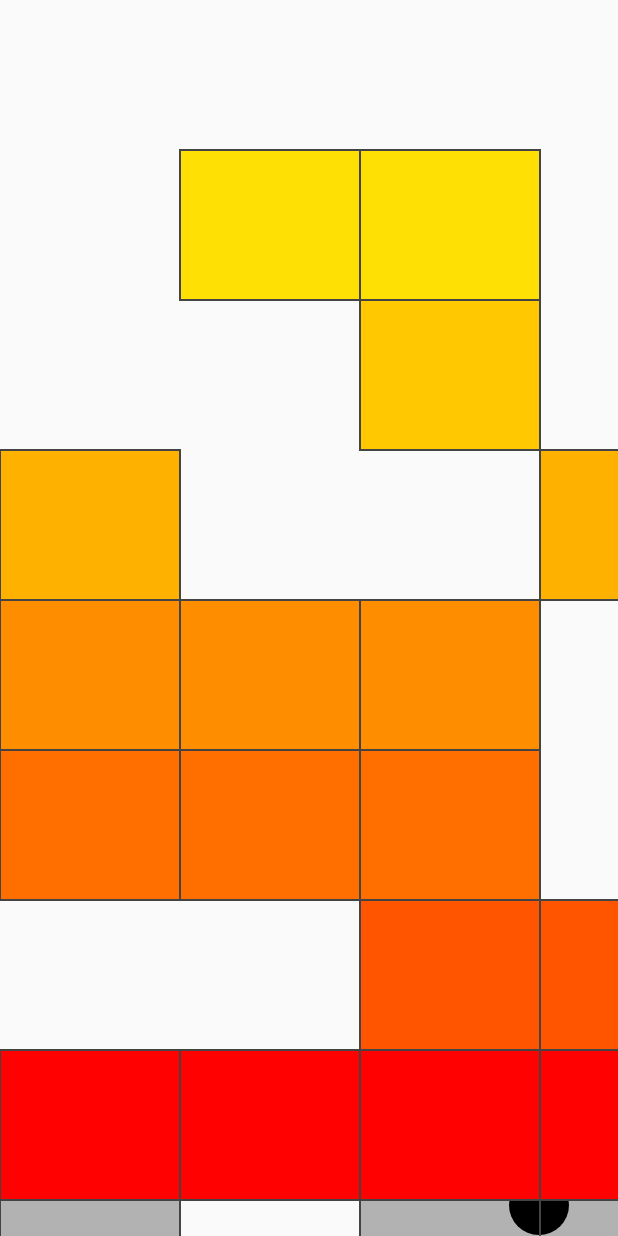
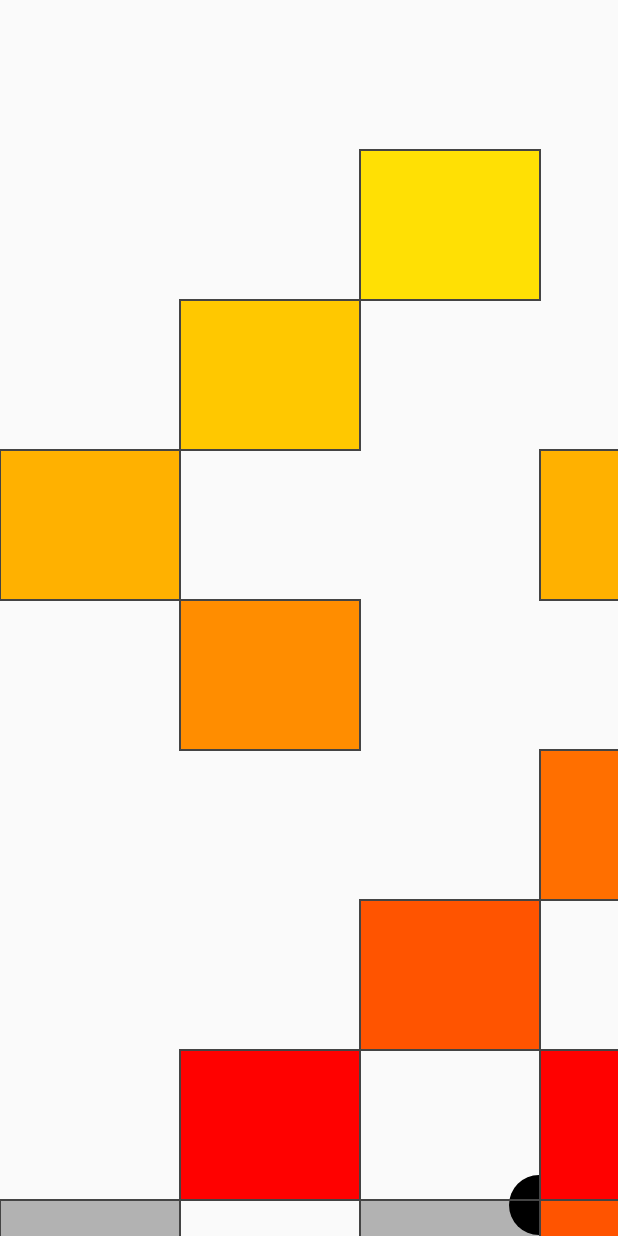
Before and after one commit to leewonse/MobileAppProgrammingProject, an Android app: the screen it shows after launch (MainActivity), on a phone screen of 412 x 824 dp. Run offline under Robolectric (Android 15) with nearby library versions, the phone set to English and light mode, and no system bars.

Commit message:
blockComplete

```diff
--- a/app/src/main/java/com/example/administrator/androidprogramming_project_smartmenu/GraphicsView.java
+++ b/app/src/main/java/com/example/administrator/androidprogramming_project_smartmenu/GraphicsView.java
@@ -96,8 +96,8 @@ public class GraphicsView extends View{
                     canvas.drawLine(downPositionX,downPositionY,movePositionX,movePositionY,dotLine);
                 }
                 if(shoot_Ready==true){
-                    ballSpeedX = (float)((upPositionX-downPositionX)/Math.sqrt(Math.pow((Math.pow(upPositionX,2)-Math.pow(downPositionX,2)),2)+Math.pow((Math.pow(upPositionY,2)-Math.pow(downPositionY,2)),2)))*70000;
-                    ballSpeedY = (float)((upPositionY-downPositionY)/Math.sqrt(Math.pow((Math.pow(upPositionX,2)-Math.pow(downPositionX,2)),2)+Math.pow((Math.pow(upPositionY,2)-Math.pow(downPositionY,2)),2)))*70000;
+                    ballSpeedX = (float)((upPositionX-downPositionX)/Math.sqrt(Math.pow((Math.pow(upPositionX,2)-Math.pow(downPositionX,2)),2)+Math.pow((Math.pow(upPositionY,2)-Math.pow(downPositionY,2)),2)))*30000;
+                    ballSpeedY = (float)((upPositionY-downPositionY)/Math.sqrt(Math.pow((Math.pow(upPositionX,2)-Math.pow(downPositionX,2)),2)+Math.pow((Math.pow(upPositionY,2)-Math.pow(downPositionY,2)),2)))*30000;
                     shoot_Ready=false;
                 }
             }
@@ -108,13 +108,81 @@ public class GraphicsView extends View{
 
             update();
 
+            collisionDetection();
+
             invalidate();
         }
 
+    private void collisionDetection() {
+        for(int i=0;i<block.size();i++){
+            if((ballX+ballRadius<=block.get(i).rectX+20) && (ballY>=block.get(i).rectY && ballY<=block.get(i).rectY+block.get(i).height)){
+                if((ballX+ballRadius >= block.get(i).rectX && ballX+ballRadius<=block.get(i).rectX+20) && (ballY>=block.get(i).rectY && ballY<=block.get(i).rectY+block.get(i).height)) {       //왼쪽 충돌
+                    ballSpeedX = -ballSpeedX;
+                    ballX = block.get(i).rectX-ballRadius;
+                    afterCollision(i);
+                }
+            }
+            else if((ballX-ballRadius >= block.get(i).rectX + block.get(i).width-20) && (ballY>=block.get(i).rectY && ballY<=block.get(i).rectY+block.get(i).height)){
+                if((ballX-ballRadius >= block.get(i).rectX + block.get(i).width-20 && ballX-ballRadius <= block.get(i).rectX + block.get(i).width) && (ballY>=block.get(i).rectY && ballY<=block.get(i).rectY+block.get(i).height)){    //오른쪽 충돌
+                    ballSpeedX = -ballSpeedX;
+                    ballX = block.get(i).rectX + block.get(i).width + ballRadius;
+                    afterCollision(i);
+                }
+            }
+            else if((ballX >= block.get(i).rectX && ballX <=block.get(i).rectX+block.get(i).width) && (ballY+ballRadius <= block.get(i).rectY+20)){
+                if((ballX >= block.get(i).rectX && ballX <=block.get(i).rectX+block.get(i).width) && (ballY+ballRadius <= block.get(i).rectY+20 && ballY+ballRadius >= block.get(i).rectY)){     //윗쪽 충돌
+                    ballSpeedY = -ballSpeedY;
+                    ballY = block.get(i).rectY - ballRadius;
+                    afterCollision(i);
+                }
+            }
+            else if((ballX >= block.get(i).rectX && ballX <=block.get(i).rectX+block.get(i).width) && (ballY-ballRadius >= block.get(i).rectY + block.get(i).height - 20)){
+                if((ballX >= block.get(i).rectX && ballX <=block.get(i).rectX+block.get(i).width) && (ballY-ballRadius>=block.get(i).rectY+block.get(i).height-20 && ballY-ballRadius<=block.get(i).rectY+block.get(i).height)){     //아래쪽 충돌
+                    ballSpeedY = -ballSpeedY;
+                    ballY = block.get(i).rectY+block.get(i).height + ballRadius;
+                    afterCollision(i);
+                }
+            }
+            else if(ballX<block.get(i).rectX && ballY<block.get(i).rectY){
+                if(Math.pow(block.get(i).rectX-ballX,2)+Math.pow(block.get(i).rectY-ballY,2)<=900){        //2사분면
+                ballSpeedY = -ballSpeedY;
+                ballSpeedX = -ballSpeedX;
+                afterCollision(i);
+            }}
+            else if(ballX>block.get(i).rectX + block.get(i).width && ballY<block.get(i).rectY){
+                if(Math.pow(block.get(i).rectX + block.get(i).width - ballX,2)+Math.pow(block.get(i).rectY - ballY,2)<=900){       //1사분면
+                ballSpeedY = -ballSpeedY;
+                ballSpeedX = -ballSpeedX;
+                afterCollision(i);
+            }}
+            else if(ballX<block.get(i).rectX && ballY>block.get(i).rectY+block.get(i).height){
+                if(Math.pow(block.get(i).rectX-ballX,2)+Math.pow(block.get(i).rectY+block.get(i).height-ballY,2)<=900){          //3사분면
+                ballSpeedY = -ballSpeedY;
+                ballSpeedX = -ballSpeedX;
+                afterCollision(i);
+            }}
+            else if(ballX>block.get(i).rectX + block.get(i).width && ballY>block.get(i).rectY+block.get(i).height){
+                if(Math.pow(block.get(i).rectX + block.get(i).width - ballX,2)+Math.pow(block.get(i).rectY + block.get(i).height-ballY,2)<=900){       //4사분면
+                ballSpeedY = -ballSpeedY;
+                ballSpeedX = -ballSpeedX;
+                afterCollision(i);
+            }}
+        }
+
+    }
+
+    public void afterCollision(int number){
+        if(block.get(number).getColorNumber()==0 || block.get(number).getColorNumber()==1){
+            block.remove(number);
+        }
+        else{
+            block.get(number).reduceColor();
+        }
+    }
 
 
-        public void addBlock(){
-            int random = (int)(Math.random()*4+2);
+    public void addBlock(){
+            int random = (int)(Math.random()*3+1);
             int r_remove;
             ArrayList<Integer> location = new ArrayList<Integer>();
             location.add(0);
--- a/app/src/main/java/com/example/administrator/androidprogramming_project_smartmenu/brick.java
+++ b/app/src/main/java/com/example/administrator/androidprogramming_project_smartmenu/brick.java
@@ -15,8 +15,8 @@ public class brick {
 
     private RectF block;
     private Paint paint;
-    private float rectX;
-    private float rectY;
+    public float rectX;
+    public float rectY;
     public int hit_number = 0;
 
     private Integer[] colorArray = {Color.parseColor("#FFFFE004"), Color.parseColor("#FFFFC800"), Color.parseColor("#FFFFB100"), Color.parseColor("#FFFF8D00"),
@@ -53,6 +53,10 @@ public class brick {
 
     public void reduceColor() {
         colorNumber--;
+        colorNumber--;
+        if(colorNumber<0){
+            colorNumber=0;
+        }
     }
 
     public int getColorNumber() {
@@ -63,14 +67,4 @@ public class brick {
         rectY += 150;
     }
 
-    public void moveWithCollisionDetection(float BallX, float BallY) {
-        //if ((Math.pow(afP[0] - spur_Radius - rectbug.get(j).x, 2) + Math.pow(afP[1] - rectbug.get(j).y, 2)) < Math.pow(spur_Radius, 2)) {
-        //    rectbug.remove(j);
-        //    rectNumber--;
-        //    if (spur_Radius <= 150) {
-        //        spur_Radius += 25;
-        //}
-        //}
-
-    }
 }
```
